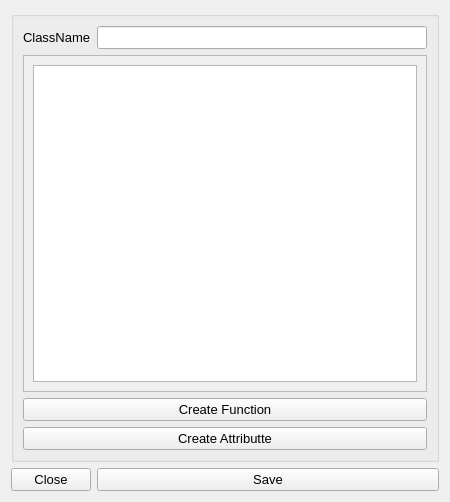
Qt form Sources/Gui/classform.ui (dreinstein/Codegenerator-Cplusplus) before a commit.
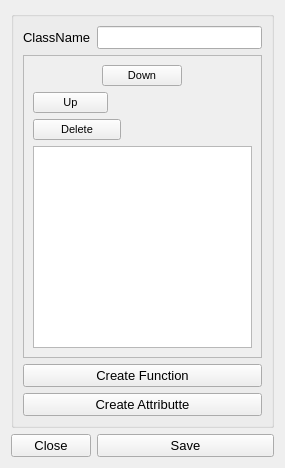
The same form after that commit.

Diff of the .ui file:
```diff
--- a/Sources/Gui/classform.ui
+++ b/Sources/Gui/classform.ui
@@ -6,8 +6,8 @@
    <rect>
     <x>0</x>
     <y>0</y>
-    <width>450</width>
-    <height>502</height>
+    <width>285</width>
+    <height>468</height>
    </rect>
   </property>
   <property name="windowTitle">
@@ -52,8 +52,8 @@
      <property name="title">
       <string/>
      </property>
-     <layout class="QVBoxLayout" name="verticalLayout">
-      <item>
+     <layout class="QGridLayout" name="gridLayout_4">
+      <item row="0" column="0">
        <layout class="QHBoxLayout" name="horizontalLayout">
         <item>
          <widget class="QLabel" name="NameLabel">
@@ -78,8 +78,17 @@
         </item>
        </layout>
       </item>
-      <item>
+      <item row="9" column="0">
        <widget class="QScrollArea" name="scrollArea">
+        <property name="enabled">
+         <bool>true</bool>
+        </property>
+        <property name="sizePolicy">
+         <sizepolicy hsizetype="Ignored" vsizetype="Expanding">
+          <horstretch>0</horstretch>
+          <verstretch>0</verstretch>
+         </sizepolicy>
+        </property>
         <property name="widgetResizable">
          <bool>true</bool>
         </property>
@@ -88,12 +97,12 @@
           <rect>
            <x>0</x>
            <y>0</y>
-           <width>410</width>
-           <height>338</height>
+           <width>245</width>
+           <height>304</height>
           </rect>
          </property>
          <layout class="QGridLayout" name="gridLayout_2">
-          <item row="0" column="0">
+          <item row="4" column="0">
            <widget class="QListWidget" name="classListWidget">
             <property name="dragDropMode">
              <enum>QAbstractItemView::InternalMove</enum>
@@ -103,11 +112,80 @@
             </property>
            </widget>
           </item>
+          <item row="1" column="0">
+           <widget class="QPushButton" name="pushButton_Up">
+            <property name="maximumSize">
+             <size>
+              <width>75</width>
+              <height>16777215</height>
+             </size>
+            </property>
+            <property name="font">
+             <font>
+              <pointsize>8</pointsize>
+             </font>
+            </property>
+            <property name="text">
+             <string>Up</string>
+            </property>
+            <attribute name="buttonGroup">
+             <string notr="true">buttonGroup</string>
+            </attribute>
+           </widget>
+          </item>
+          <item row="0" column="0" alignment="Qt::AlignHCenter|Qt::AlignVCenter">
+           <widget class="QPushButton" name="pushButton_Down">
+            <property name="sizePolicy">
+             <sizepolicy hsizetype="Ignored" vsizetype="Preferred">
+              <horstretch>0</horstretch>
+              <verstretch>0</verstretch>
+             </sizepolicy>
+            </property>
+            <property name="font">
+             <font>
+              <pointsize>8</pointsize>
+             </font>
+            </property>
+            <property name="text">
+             <string>Down</string>
+            </property>
+            <attribute name="buttonGroup">
+             <string notr="true">buttonGroup</string>
+            </attribute>
+           </widget>
+          </item>
+          <item row="2" column="0">
+           <widget class="QPushButton" name="PushButton_delete">
+            <property name="sizePolicy">
+             <sizepolicy hsizetype="Ignored" vsizetype="Preferred">
+              <horstretch>0</horstretch>
+              <verstretch>0</verstretch>
+             </sizepolicy>
+            </property>
+            <property name="maximumSize">
+             <size>
+              <width>88</width>
+              <height>16777215</height>
+             </size>
+            </property>
+            <property name="font">
+             <font>
+              <pointsize>8</pointsize>
+             </font>
+            </property>
+            <property name="text">
+             <string>Delete</string>
+            </property>
+            <attribute name="buttonGroup">
+             <string notr="true">buttonGroup</string>
+            </attribute>
+           </widget>
+          </item>
          </layout>
         </widget>
        </widget>
       </item>
-      <item>
+      <item row="10" column="0">
        <layout class="QGridLayout" name="gridLayout">
         <item row="1" column="0">
          <widget class="QPushButton" name="CreateAttributeButton">
```
Left out of the diff: 3 changed lines with no effect on the pictures.
